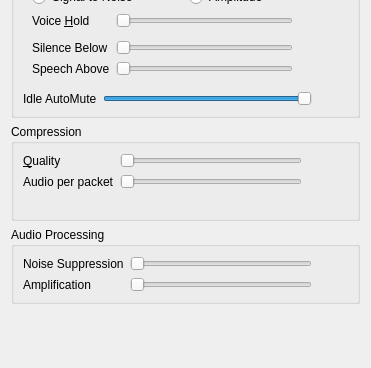
Old version of the form src/mumble/AudioInput.ui in the repository mumble-voip/mumble; both pictures show x 0 to 371 and y 187 to 555 of the 371 by 555 pixel window.
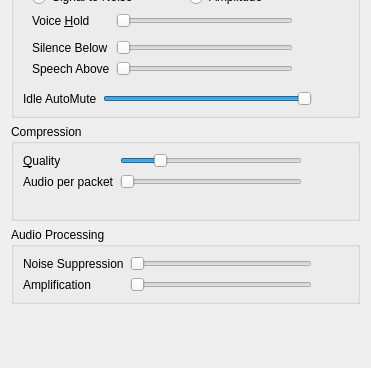
New version of the form. Custom widgets are drawn as their Qt base class.

What changed in the file:
```diff
--- a/src/mumble/AudioInput.ui
+++ b/src/mumble/AudioInput.ui
@@ -448,7 +448,7 @@
          <string>&lt;b&gt;This sets the quality of compression.&lt;/b&gt;&lt;br /&gt;This determines how much bandwidth Mumble is allowed to use for outgoing audio.</string>
         </property>
         <property name="minimum">
-         <number>24000</number>
+         <number>16000</number>
         </property>
         <property name="maximum">
          <number>96000</number>
@@ -460,7 +460,7 @@
          <number>5000</number>
         </property>
         <property name="value">
-         <number>24000</number>
+         <number>32000</number>
         </property>
         <property name="orientation">
          <enum>Qt::Horizontal</enum>
```
